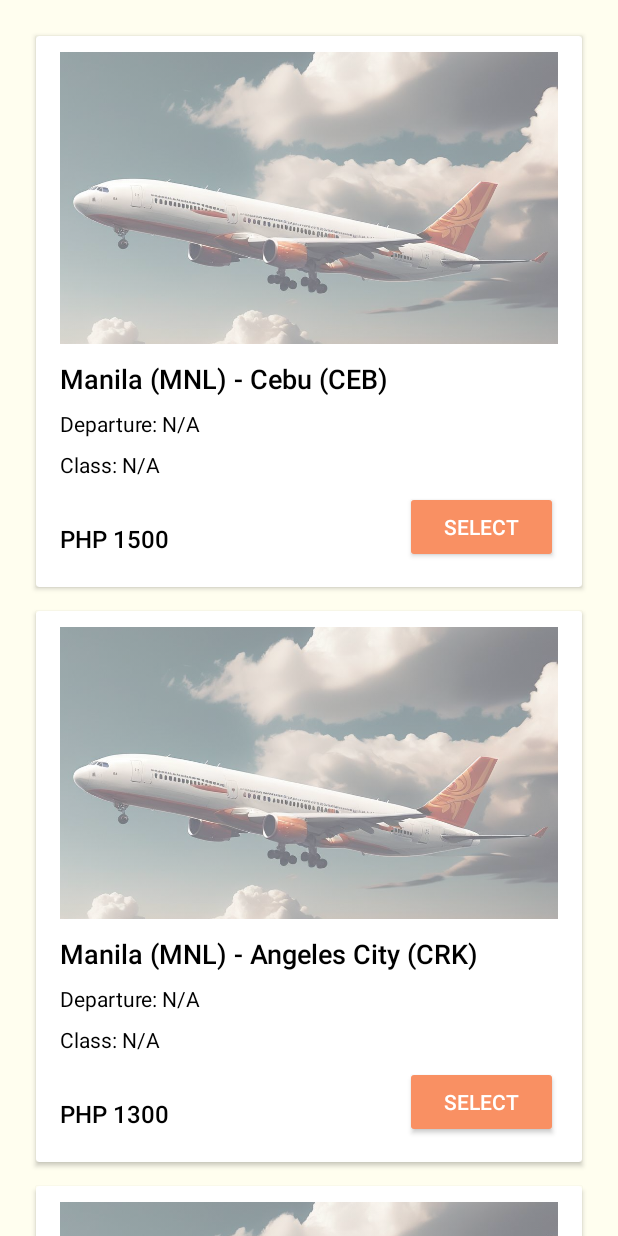
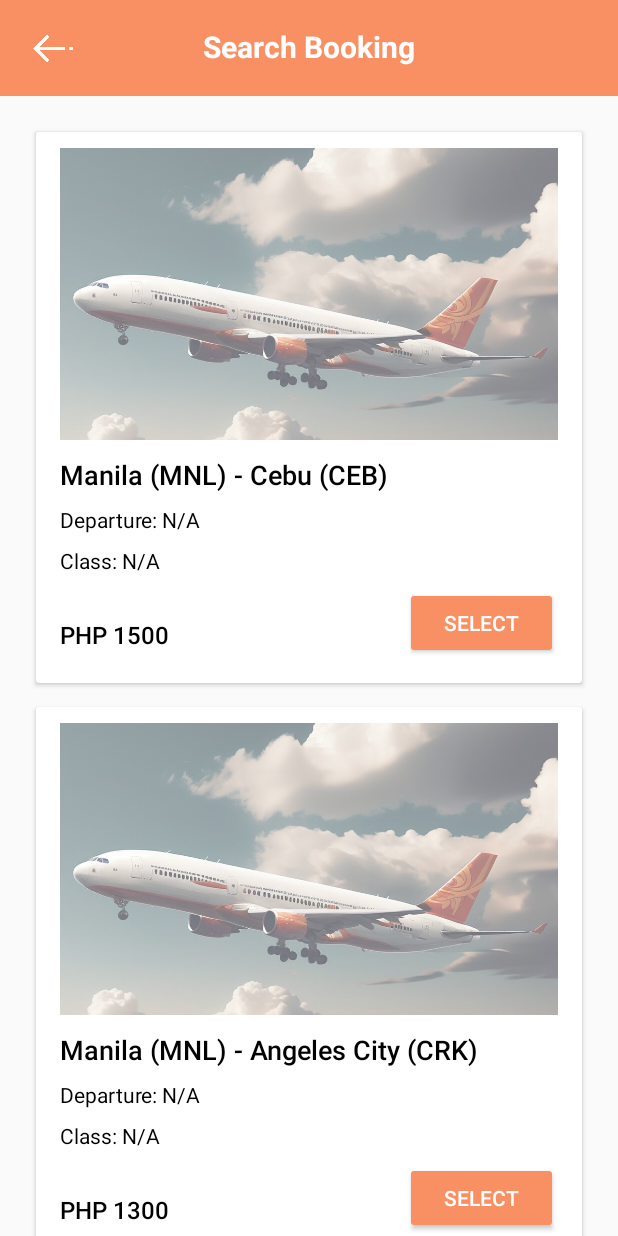
Before and after one commit to meemeow/MD-FINALS, an Android app built with Jetpack Compose: the SearchActivity screen opened directly, with no data from a screen before it, on a phone screen of 412 x 824 dp. Run offline under Robolectric (Android 15) with nearby library versions, the phone set to English and light mode, and no system bars.

Commit message:
soon to finish

```diff
--- a/app/src/main/java/com/example/meemeowairlines/DatabaseManager.kt
+++ b/app/src/main/java/com/example/meemeowairlines/DatabaseManager.kt
@@ -156,12 +156,11 @@ class DatabaseManager(context: Context) {
     }
 
     fun getLastTicketId(): Long {
-        val query = "SELECT MAX(CAST(SUBSTR(${DatabaseHelper.COLUMN_TICKET_NUMBER}, 12) AS INTEGER)) FROM ${DatabaseHelper.TABLE_BOOKINGS}"
+        val query = "SELECT MAX(CAST(SUBSTR(${DatabaseHelper.COLUMN_TICKET_NUMBER}, INSTR(${DatabaseHelper.COLUMN_TICKET_NUMBER}, '-') + 4) AS INTEGER)) FROM ${DatabaseHelper.TABLE_BOOKINGS}"
         val cursor = db.rawQuery(query, null)
         val lastId = if (cursor.moveToFirst()) cursor.getLong(0) else 0
         cursor.close()
         return lastId
     }
 
-
 }
--- a/app/src/main/java/com/example/meemeowairlines/SearchActivity.kt
+++ b/app/src/main/java/com/example/meemeowairlines/SearchActivity.kt
@@ -1,9 +1,31 @@
 package com.example.meemeowairlines
 
+import android.content.Intent
 import android.os.Bundle
 import androidx.activity.ComponentActivity
+import androidx.compose.foundation.layout.Box
+import androidx.compose.foundation.layout.fillMaxWidth
+import androidx.compose.foundation.layout.padding
+import androidx.compose.foundation.layout.size
+import androidx.compose.material3.ExperimentalMaterial3Api
+import androidx.compose.material3.Icon
+import androidx.compose.material3.IconButton
+import androidx.compose.material3.Text
+import androidx.compose.material3.TopAppBar
+import androidx.compose.material3.TopAppBarDefaults
+import androidx.compose.runtime.Composable
+import androidx.compose.ui.Alignment
+import androidx.compose.ui.Modifier
+import androidx.compose.ui.graphics.Color
+import androidx.compose.ui.platform.ComposeView
+import androidx.compose.ui.platform.LocalContext
+import androidx.compose.ui.res.painterResource
+import androidx.compose.ui.text.font.FontWeight
+import androidx.compose.ui.unit.dp
+import androidx.compose.ui.unit.sp
 import androidx.recyclerview.widget.GridLayoutManager
 import androidx.recyclerview.widget.RecyclerView
+import com.example.meemeowairlines.ui.theme.YourAppTheme
 
 class SearchActivity : ComponentActivity() {
     override fun onCreate(savedInstanceState: Bundle?) {
@@ -17,6 +39,15 @@ class SearchActivity : ComponentActivity() {
         val flightClass = intent.getStringExtra("flightClass")
         val tripType = intent.getStringExtra("tripType")
         val passengerCount = intent.getIntExtra("passengerCount", 1)
+
+        val composeView = findViewById<ComposeView>(R.id.composeViewTopBar)
+        composeView.setContent {
+            YourAppTheme {
+                ProfileTopBar()
+            }
+        }
+
+
 
         val routes = if (tripType == "Round Trip") {
             listOf(
@@ -235,4 +266,50 @@ class SearchActivity : ComponentActivity() {
         recyclerView.layoutManager = GridLayoutManager(this, 1)
         recyclerView.adapter = RouteAdapter(this, filteredRoutes, departureDate, if (tripType == "Round Trip") arrivalDate else null, tripType, flightClass, passengerCount)
     }
+    @OptIn(ExperimentalMaterial3Api::class)
+    @Composable
+    fun ProfileTopBar() {
+        val context = LocalContext.current
+
+        TopAppBar(
+            title = {
+                Box(
+                    modifier = Modifier
+                        .fillMaxWidth()
+                        .padding(end = 56.dp),
+                    contentAlignment = (Alignment.Center)
+                ) {
+                    Text(
+                        text = "Search Booking",
+                        color = Color.White,
+                        fontSize = 20.sp,
+                        fontWeight = FontWeight.Bold,
+                        modifier = Modifier.align(Alignment.Center)
+                    )
+                }
+            },
+            navigationIcon = {
+                Box(
+                    modifier = Modifier.padding(start = 7.dp),
+                    contentAlignment = Alignment.CenterStart
+                ) {
+                    IconButton(onClick = {
+                        val intent = Intent(context, MainActivity::class.java)
+                        context.startActivity(intent)
+                    }) {
+                        Icon(
+                            painter = painterResource(id = R.drawable.back_7),
+                            contentDescription = "Back",
+                            tint = Color.White,
+                            modifier = Modifier.size(34.dp)
+                        )
+                    }
+                }
+            },
+            colors = TopAppBarDefaults.topAppBarColors(
+                containerColor = Color(0xFFF99063)
+            )
+        )
+    }
+
 }
--- a/app/src/main/res/layout/activity_search.xml
+++ b/app/src/main/res/layout/activity_search.xml
@@ -1,9 +1,15 @@
 <?xml version="1.0" encoding="utf-8"?>
 <LinearLayout xmlns:android="http://schemas.android.com/apk/res/android"
-    android:orientation="vertical"
+    xmlns:tools="http://schemas.android.com/tools"
     android:layout_width="match_parent"
     android:layout_height="match_parent"
-    android:background="#fffeef">
+    android:orientation="vertical"
+    tools:context=".SearchActivity">
+
+    <androidx.compose.ui.platform.ComposeView
+        android:id="@+id/composeViewTopBar"
+        android:layout_width="match_parent"
+        android:layout_height="wrap_content" />
 
     <androidx.recyclerview.widget.RecyclerView
         android:id="@+id/recyclerView"
--- a/app/src/main/res/layout/dialog_flight_details.xml
+++ b/app/src/main/res/layout/dialog_flight_details.xml
@@ -3,7 +3,7 @@
     android:orientation="vertical"
     android:padding="26dp"
     android:layout_width="320dp"
-    android:layout_height="360dp">
+    android:layout_height="wrap_content">
 
     <TextView
         android:id="@+id/textDeparture"
```
Also changed, not shown: app/src/main/java/com/example/meemeowairlines/MainActivity.kt (+143 -34 lines).
